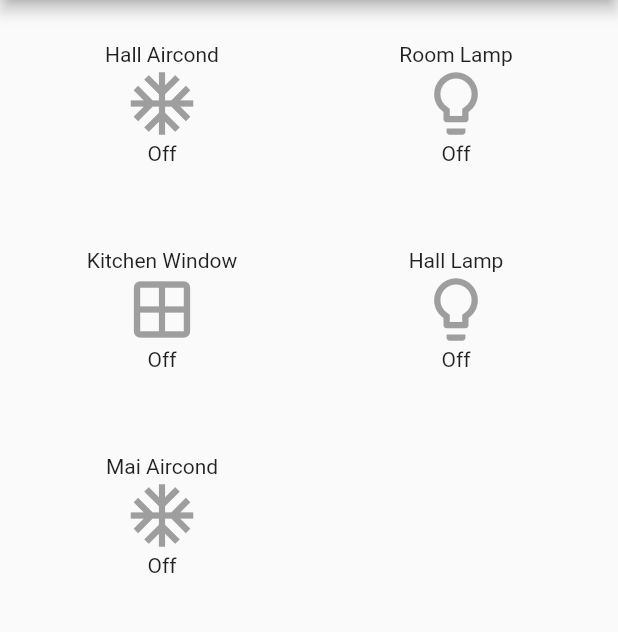
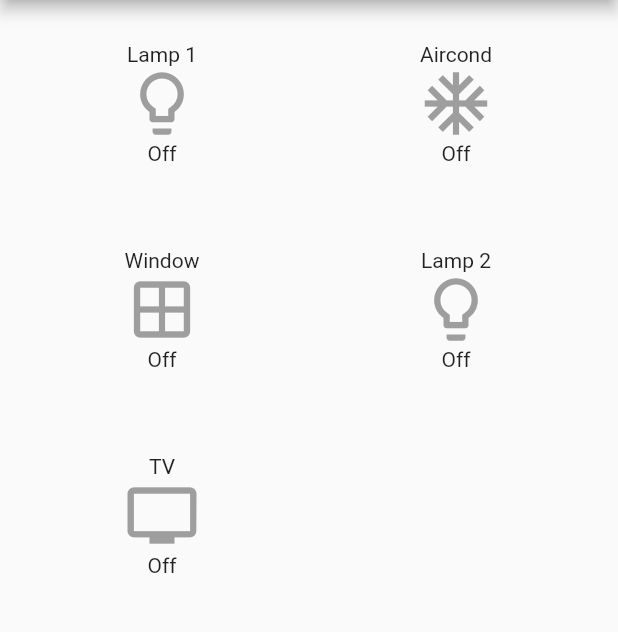
Before and after one commit to fasa79/madlayoutassignment1, a Flutter app: the screen it shows after launch, on a phone screen of 412 x 824 dp, the part 84-716 px from its top. Run offline on Flutter 3.47's test engine with Material 2 defaults, Android fonts, the phone set to English and light mode, and no system bars.

Commit message:
Update icon and items

```diff
--- a/lib/main.dart
+++ b/lib/main.dart
@@ -55,33 +55,33 @@ class _MyHomePageState extends State<MyHomePage> {
   final List<Map<String, dynamic>> _items = [
     {
       'id': 0,
-      'name': 'Hall Aircond',
+      'name': 'Lamp 1',
+      'isOn': false,
+      'icon': Icons.lightbulb_outlined,
+    },
+    {
+      'id': 1,
+      'name': 'Aircond',
       'isOn': false,
       'icon': Icons.ac_unit,
     },
     {
-      'id': 1,
-      'name': 'Room Lamp',
-      'isOn': false,
-      'icon': Icons.lightbulb_outlined,
-    },
-    {
       'id': 2,
-      'name': 'Kitchen Window',
+      'name': 'Window',
       'isOn': false,
       'icon': Icons.window_outlined,
     },
     {
       'id': 3,
-      'name': 'Hall Lamp',
+      'name': 'Lamp 2',
       'isOn': false,
       'icon': Icons.lightbulb_outlined,
     },
     {
       'id': 4,
-      'name': 'Mai Aircond',
+      'name': 'TV',
       'isOn': false,
-      'icon': Icons.ac_unit,
+      'icon': Icons.tv_outlined,
     },
   ];
 
```
